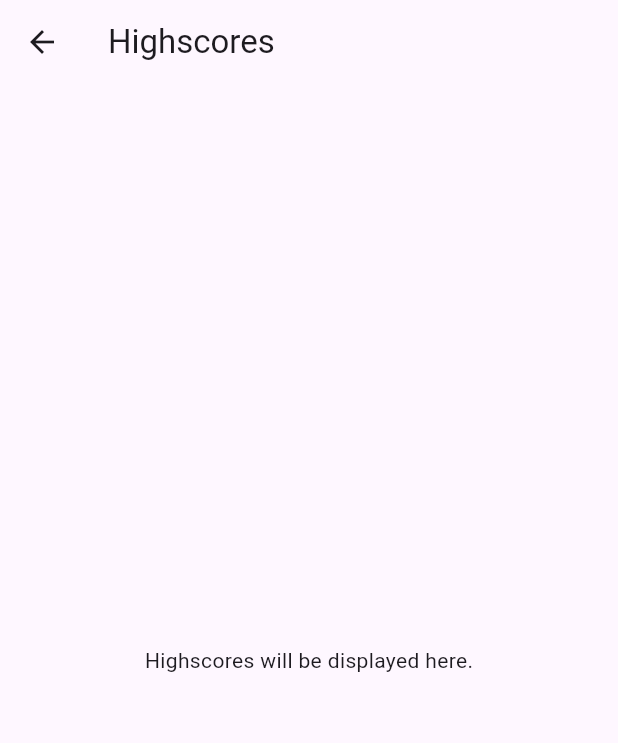
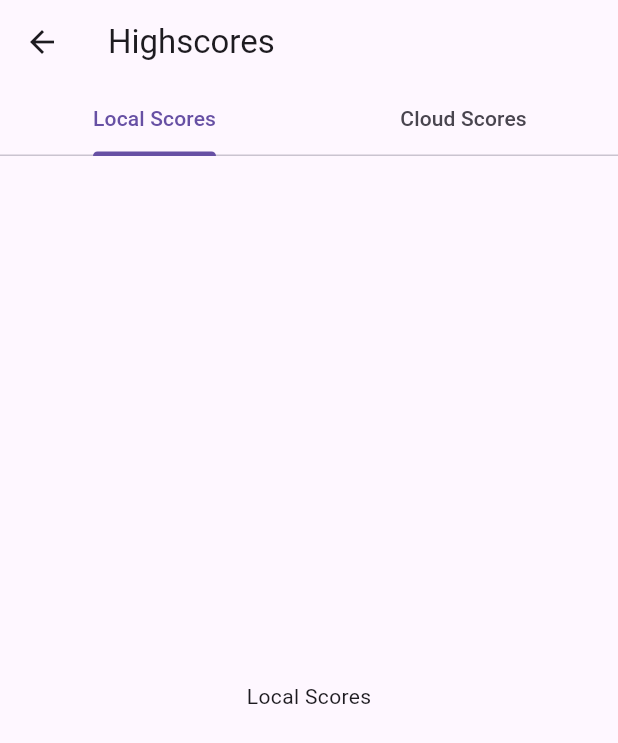
Before and after one commit to TohroSea/matopeli_front, a Flutter app: the HighscoresScreen screen opened directly, on a phone screen of 412 x 824 dp. Shown: the top 743 px of the screen. Run offline on Flutter 3.47's test engine with Material 3 defaults, Android fonts, the phone set to English and light mode, and no system bars.

Commit message:
Updated highscores menu.

```diff
--- a/lib/main.dart
+++ b/lib/main.dart
@@ -68,12 +68,45 @@ class HighscoresScreen extends StatelessWidget {
       appBar: AppBar(
         title: Text('Highscores'),
       ),
-      body: Center(
-        child: Text('Highscores will be displayed here.'),
+      body: DefaultTabController(
+        length: 2, // Number of tabs
+        child: Column(
+          children: [
+            TabBar(
+              tabs: [
+                Tab(text: 'Local Scores'),
+                Tab(text: 'Cloud Scores'),
+              ],
+            ),
+            Expanded(
+              child: GestureDetector(
+                onHorizontalDragEnd: (details) {
+                  if (details.primaryVelocity! > 0) {
+                    // Swiped to the right
+                    Navigator.pop(context);
+                  }
+                },
+                child: TabBarView(
+                  children: [
+                    // Content for Local Scores tab
+                    Center(
+                      child: Text('Local Scores'),
+                    ),
+                    // Content for Cloud Scores tab
+                    Center(
+                      child: Text('Cloud Scores'),
+                    ),
+                  ],
+                ),
+              ),
+            ),
+          ],
+        ),
       ),
     );
   }
 }
+
 
 // This represents the game itself
 class SnakeGame extends StatefulWidget {
```
